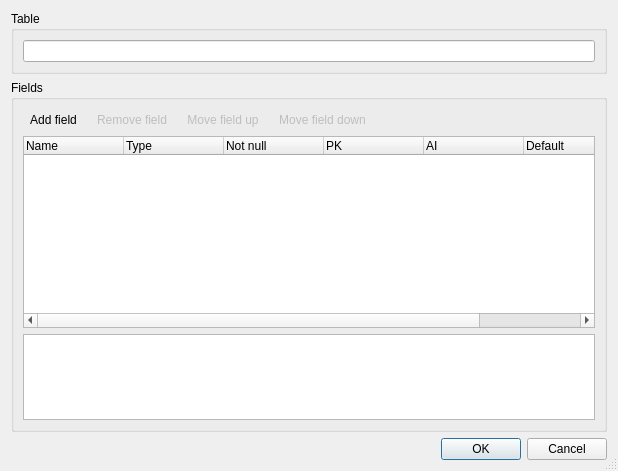
Above: src/EditTableDialog.ui from sqlitebrowser/sqlitebrowser before the change. Below: the same form after it.
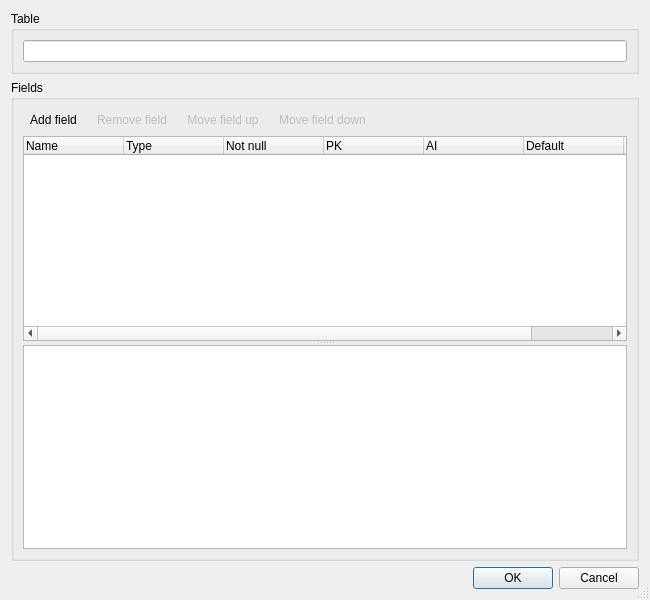
That is the form after the change. Icons and pictures are not drawn.

Commit message:
edittable dialog: add splitter and better default size
I added a splitter and set better expanding properties

What changed in the file:
```diff
--- a/src/EditTableDialog.ui
+++ b/src/EditTableDialog.ui
@@ -6,8 +6,8 @@
    <rect>
     <x>0</x>
     <y>0</y>
-    <width>618</width>
-    <height>471</height>
+    <width>650</width>
+    <height>600</height>
    </rect>
   </property>
   <property name="windowTitle">
@@ -141,6 +141,28 @@
        </layout>
       </item>
       <item>
+       <widget class="QWidget" name="widget" native="true">
+        <layout class="QVBoxLayout" name="verticalLayout_4">
+         <property name="spacing">
+          <number>0</number>
+         </property>
+         <property name="leftMargin">
+          <number>0</number>
+         </property>
+         <property name="topMargin">
+          <number>0</number>
+         </property>
+         <property name="rightMargin">
+          <number>0</number>
+         </property>
+         <property name="bottomMargin">
+          <number>0</number>
+         </property>
+         <item>
+          <widget class="QSplitter" name="splitter">
+           <property name="orientation">
+            <enum>Qt::Vertical</enum>
+           </property>
        <widget class="QTreeWidget" name="treeWidget">
         <property name="sizePolicy">
          <sizepolicy hsizetype="Expanding" vsizetype="MinimumExpanding">
@@ -148,6 +170,12 @@
           <verstretch>0</verstretch>
          </sizepolicy>
         </property>
+            <property name="minimumSize">
+             <size>
+              <width>0</width>
+              <height>140</height>
+             </size>
+            </property>
         <property name="rootIsDecorated">
          <bool>false</bool>
         </property>
@@ -202,13 +230,15 @@
          </property>
         </column>
        </widget>
-      </item>
-      <item>
        <widget class="QTextEdit" name="sqlTextEdit">
         <property name="readOnly">
          <bool>true</bool>
         </property>
        </widget>
+          </widget>
+         </item>
+        </layout>
+       </widget>
       </item>
      </layout>
     </widget>
```
Left out of the diff: 1 changed line with no effect on the pictures. Lines whose indentation alone changed are shown as unchanged.
